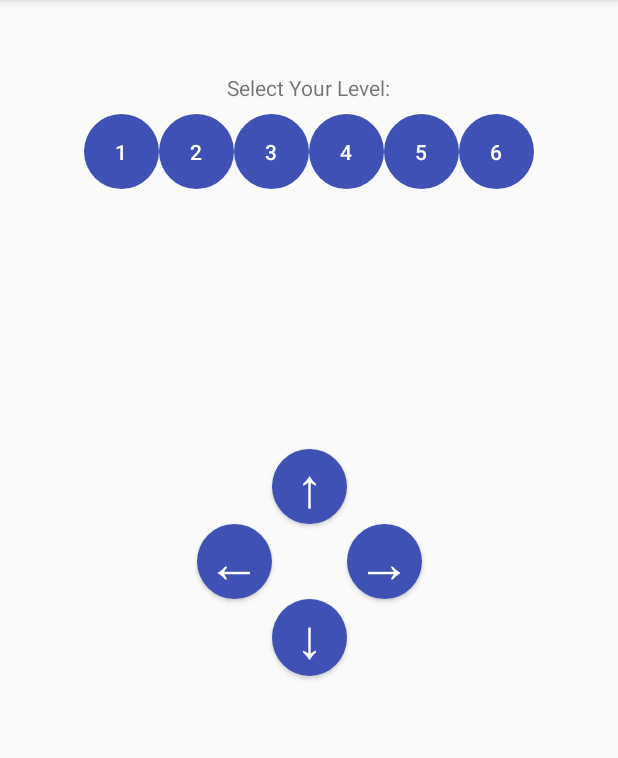
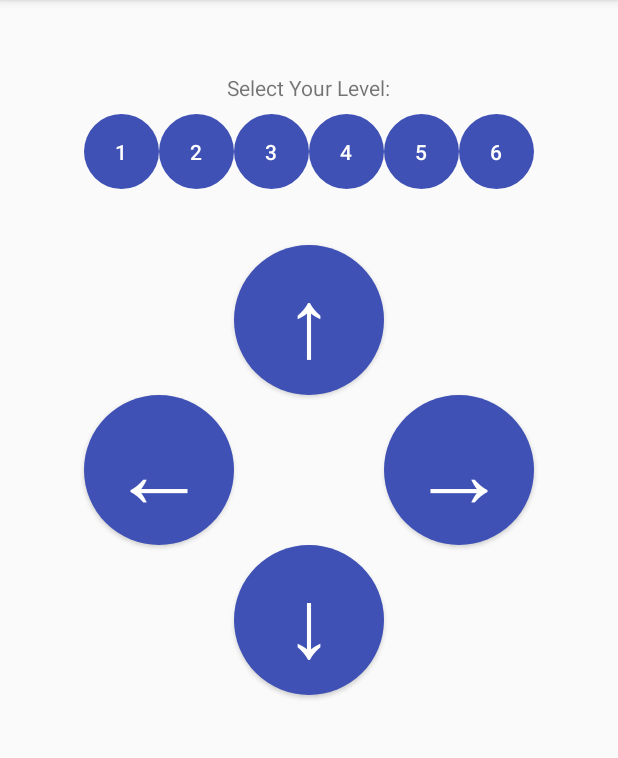
Before and after one commit to BoYanZh/VG100-Project2-Sokoban, an Android app: the ChatActivity screen opened directly, with no data from a screen before it, on a phone screen of 412 x 824 dp, the part 84-842 px from its top. Run offline under Robolectric (Android 15) with nearby library versions, the phone set to English and light mode, and no system bars; our stand-ins replace ButterKnife; 3 statements that could not run were skipped.

Commit message:
Update activity_chat.xml

```diff
--- a/Bluetooth-Library/app/src/main/res/layout/activity_chat.xml
+++ b/Bluetooth-Library/app/src/main/res/layout/activity_chat.xml
@@ -90,60 +90,60 @@
 
     <Button
         android:id="@+id/right_button"
-        android:layout_width="50dp"
-        android:layout_height="50dp"
+        android:layout_width="100dp"
+        android:layout_height="100dp"
         android:background="@drawable/main_button_style"
         android:gravity="center_vertical|center_horizontal"
         android:text="@string/right_button"
         android:textAppearance="@style/TextAppearance.AppCompat.Body1"
         android:textColor="#fff"
-        android:textSize="36sp"
+        android:textSize="64sp"
         app:layout_constraintStart_toEndOf="@+id/forward_button"
         app:layout_constraintTop_toBottomOf="@+id/forward_button" />
 
     <Button
         android:id="@+id/back_button"
-        android:layout_width="50dp"
-        android:layout_height="51dp"
+        android:layout_width="100dp"
+        android:layout_height="100dp"
         android:background="@drawable/main_button_style"
         android:gravity="center_vertical|center_horizontal"
         android:text="@string/back_button"
         android:textAppearance="@style/TextAppearance.AppCompat.Body1"
         android:textColor="#fff"
-        android:textSize="36sp"
+        android:textSize="64sp"
         app:layout_constraintStart_toStartOf="@+id/forward_button"
         app:layout_constraintTop_toBottomOf="@+id/left_button" />
 
     <Button
         android:id="@+id/left_button"
-        android:layout_width="50dp"
-        android:layout_height="50dp"
+        android:layout_width="100dp"
+        android:layout_height="100dp"
         android:background="@drawable/main_button_style"
         android:gravity="center_vertical|center_horizontal"
         android:text="@string/left_button"
         android:textAppearance="@style/TextAppearance.AppCompat.Body1"
         android:textColor="#fff"
-        android:textSize="36sp"
+        android:textSize="64sp"
         app:layout_constraintEnd_toStartOf="@+id/forward_button"
         app:layout_constraintTop_toBottomOf="@+id/forward_button" />
 
     <Button
         android:id="@+id/forward_button"
-        android:layout_width="50dp"
-        android:layout_height="50dp"
+        android:layout_width="100dp"
+        android:layout_height="100dp"
         android:layout_marginTop="8dp"
         android:layout_marginBottom="8dp"
         android:background="@drawable/main_button_style"
         android:gravity="center_vertical|center_horizontal"
         android:text="@string/forward_button"
         android:textColor="#fff"
-        android:textSize="36sp"
+        android:textSize="64sp"
         app:layout_constraintBottom_toBottomOf="parent"
         app:layout_constraintEnd_toEndOf="parent"
         app:layout_constraintHorizontal_bias="0.5"
         app:layout_constraintStart_toStartOf="parent"
         app:layout_constraintTop_toBottomOf="@+id/linearLayout2"
-        app:layout_constraintVertical_bias="0.29000002" />
+        app:layout_constraintVertical_bias="0.050000012" />
 
     <TextView
         android:id="@+id/activity_chat_status"
```
